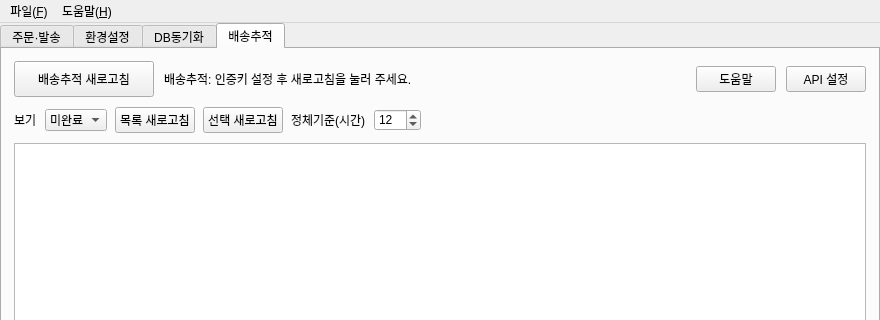
Peanut0711/easy-fulfill, file ui/main_window.ui: the form before one commit; both pictures show x 0 to 880 and y 0 to 320 of the 880 by 740 pixel window.
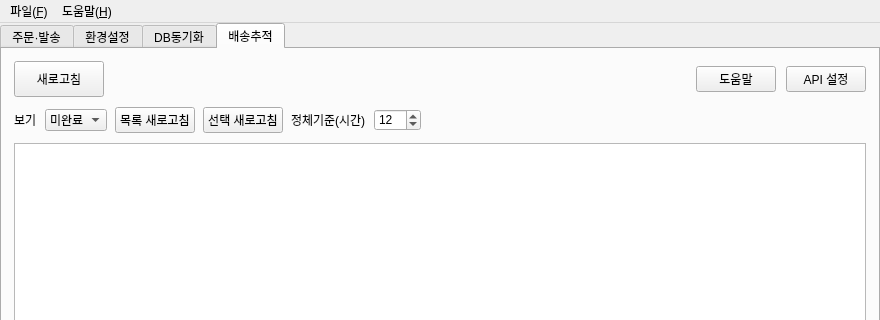
The form after the commit. The open tabs and pages were chosen to show the change.

Commit message:
style(ui): 새로고침 버튼명 단축 + 초기 안내문 삭제
- '배송추적 새로고침' → '새로고침'(버튼 폭 축소)
- 요약 라벨 초기 문구 '배송추적: 인증키 설정 후 …' 제거(빈 상태로 시작)

Patch:
```diff
--- a/ui/main_window.ui
+++ b/ui/main_window.ui
@@ -1313,18 +1313,18 @@
            <widget class="QPushButton" name="pushButton_refresh_tracking">
             <property name="minimumSize">
              <size>
-              <width>140</width>
+              <width>90</width>
               <height>36</height>
              </size>
             </property>
             <property name="maximumSize">
              <size>
-              <width>180</width>
+              <width>140</width>
               <height>16777215</height>
              </size>
             </property>
             <property name="text">
-             <string>배송추적 새로고침</string>
+             <string>새로고침</string>
             </property>
             <property name="toolTip">
              <string>공유 시트의 미완료 송장을 우체국 종추적조회로 조회해 배송 상태를 갱신합니다.</string>
@@ -1340,7 +1340,7 @@
              </sizepolicy>
             </property>
             <property name="text">
-             <string>배송추적: 인증키 설정 후 새로고침을 눌러 주세요.</string>
+             <string/>
             </property>
             <property name="wordWrap">
              <bool>true</bool>
```
